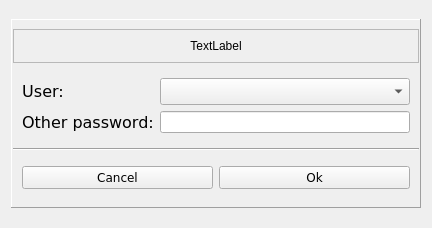
lesca-research/piccel, file resources/login_widget.ui: the form before one commit.
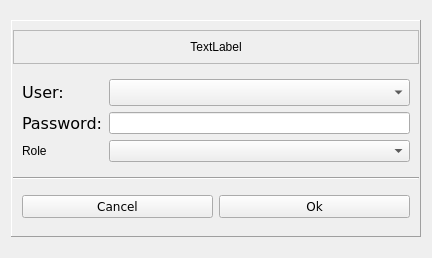
The form after the commit.

Commit message: Embedded salt in any encrypted workbook file for self-contained decryption. Get rid of sheet properties, put everything in plugin. Add user-specific password. User can login with a lower role. Add workbook jobs. Improve workbook menu UI. Force key to be defined while setting form values. Allow NA values when checking for uniqueness in form item validation. Add email_overdue tracking in emailled_poll_tracking. Add command to convert google form to piccel form.

What changed in the file:
```diff
--- a/resources/login_widget.ui
+++ b/resources/login_widget.ui
@@ -7,7 +7,7 @@
     <x>0</x>
     <y>0</y>
     <width>432</width>
-    <height>228</height>
+    <height>258</height>
    </rect>
   </property>
   <property name="windowTitle">
@@ -134,7 +134,7 @@
             </font>
            </property>
            <property name="text">
-            <string>Other password:</string>
+            <string>Password:</string>
            </property>
           </widget>
          </item>
@@ -151,6 +151,16 @@
            </property>
           </widget>
          </item>
+         <item row="2" column="0">
+          <widget class="QLabel" name="roleLabel">
+           <property name="text">
+            <string>Role</string>
+           </property>
+          </widget>
+         </item>
+         <item row="2" column="1">
+          <widget class="QComboBox" name="roleComboBox"/>
+         </item>
         </layout>
        </widget>
       </item>
```
The commit also changes 30 other files.
